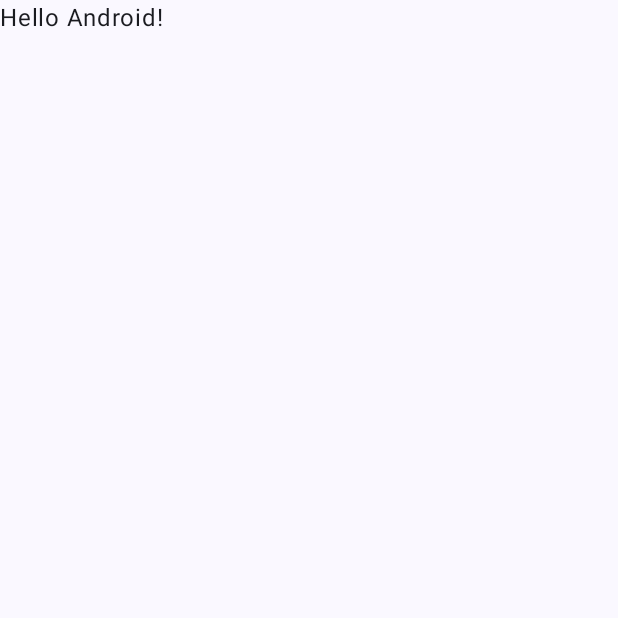
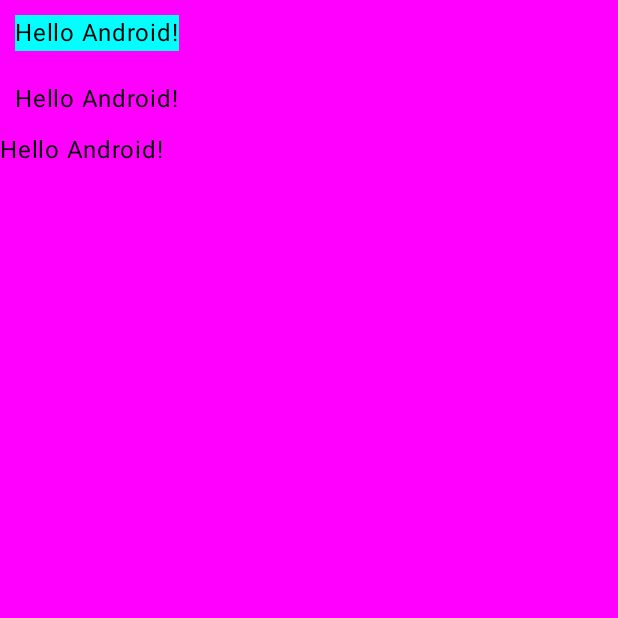
Before and after one commit to msiprime/MVVMchatApp, an Android app built with Jetpack Compose: the screen it shows after launch (MainActivity), on a phone screen of 412 x 824 dp, the top half of it. Before the commit the part shown is almost empty. Run offline under Robolectric (Android 15) with nearby library versions, the phone set to English and light mode, and no system bars.

```diff
--- a/app/src/main/java/com/msicoding/mvvmchatapp/MainActivity.kt
+++ b/app/src/main/java/com/msicoding/mvvmchatapp/MainActivity.kt
@@ -3,13 +3,19 @@ package com.msicoding.mvvmchatapp
 import android.os.Bundle
 import androidx.activity.ComponentActivity
 import androidx.activity.compose.setContent
+import androidx.compose.foundation.background
+import androidx.compose.foundation.layout.Box
+import androidx.compose.foundation.layout.Column
 import androidx.compose.foundation.layout.fillMaxSize
+import androidx.compose.foundation.layout.padding
 import androidx.compose.material3.MaterialTheme
 import androidx.compose.material3.Surface
 import androidx.compose.material3.Text
 import androidx.compose.runtime.Composable
 import androidx.compose.ui.Modifier
+import androidx.compose.ui.graphics.Color
 import androidx.compose.ui.tooling.preview.Preview
+import androidx.compose.ui.unit.dp
 import com.msicoding.mvvmchatapp.ui.theme.MVVMchatAppTheme
 
 class MainActivity : ComponentActivity() {
@@ -20,7 +26,8 @@ class MainActivity : ComponentActivity() {
 
                 Surface(
                     modifier = Modifier.fillMaxSize(),
-                    color = MaterialTheme.colorScheme.background
+//                    color = MaterialTheme.colorScheme.background
+                    color = Color.Red
                 ) {
                     Greeting("Android")
                 }
@@ -31,10 +38,24 @@ class MainActivity : ComponentActivity() {
 
 @Composable
 fun Greeting(name: String, modifier: Modifier = Modifier) {
-    Text(
-        text = "Hello $name!",
-        modifier = modifier
-    )
+    Column(
+        modifier = Modifier.background(Color.Magenta)
+    ) {
+        Text(
+            text = "Hello $name!",
+            modifier = modifier
+                .padding(10.dp)
+                .background(Color.Cyan)
+        )
+        Text(
+            text = "Hello $name!",
+            modifier = modifier.padding(10.dp)
+        )
+        Text(
+            text = "Hello $name!",
+            modifier = modifier
+        )
+    }
 }
 
 @Preview(showBackground = true)
```
